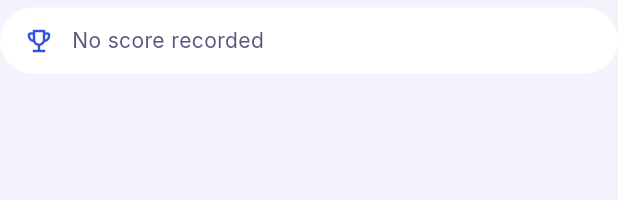
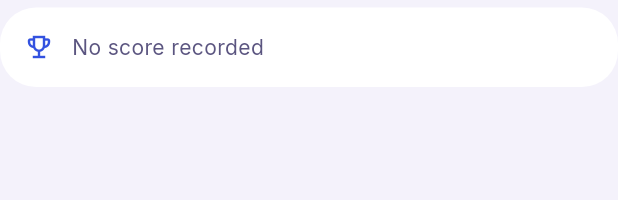
Before and after one commit to sh1ggy/ddr-md, a Flutter app: the LatestScoreLine widget shown alone on an empty page, opened directly, on a phone screen of 412 x 824 dp. Shown: the top 200 px of the screen. Run offline on Flutter 3.47's test engine with Material 3 defaults, Android fonts, the phone set to English and light mode, and no system bars; our stand-ins replace fl_chart, font_awesome_flutter, go_router, image_picker, share_plus and 2 more; missing offline and left inert: dart:ffi, flutter_inappwebview, flutter_soloud; accounts and stored records are empty; network calls fail; project files that could hold a hidden picture were left out.

Commit message:
feat(songlist): release colours on version labels, steady score card height
Co-Authored-By: Claude Opus 5.5 <noreply@anthropic.com>

```diff
--- a/lib/components/song/scores/score_card.dart
+++ b/lib/components/song/scores/score_card.dart
@@ -255,9 +255,19 @@ class LatestScoreLine extends StatelessWidget {
           const SizedBox(width: 12),
           Expanded(
             child: score?.score == null && best == null
-                ? Text('No score recorded',
-                    style:
-                        TextStyle(fontSize: 14, color: scheme.onSurfaceVariant))
+                // A hidden badge row holds the height, so the card is the same
+                // size with or without a score.
+                ? FittedBox(
+                    fit: BoxFit.scaleDown,
+                    alignment: Alignment.centerLeft,
+                    child: Stack(alignment: Alignment.centerLeft, children: [
+                      const Visibility.maintain(
+                          visible: false, child: ScoreBadges(score: 999999)),
+                      Text('No score recorded',
+                          style: TextStyle(
+                              fontSize: 14, color: scheme.onSurfaceVariant)),
+                    ]),
+                  )
                 : FittedBox(
                     fit: BoxFit.scaleDown,
                     alignment: Alignment.centerLeft,
--- a/lib/components/song/song_details.dart
+++ b/lib/components/song/song_details.dart
@@ -7,7 +7,7 @@ import 'package:ddr_md/components/song/song_difficulty_picker.dart';
 import 'package:ddr_md/components/song/song_radar.dart';
 import 'package:ddr_md/components/song_json.dart';
 import 'package:ddr_md/helpers.dart'
-    show kInGameDifficultyColors, kInGameDifficultyNames;
+    show kInGameDifficultyColors, kInGameDifficultyNames, versionColor;
 import 'package:ddr_md/models/content_store.dart';
 import 'package:ddr_md/models/song_model.dart';
 import 'package:ddr_md/theme.dart';
@@ -179,7 +179,9 @@ class SongDetails extends StatelessWidget {
                     ? 'BPM'
                     : '${chart.trueMin}~${chart.trueMax}',
               ),
-            _Badge(value: songInfo.version),
+            _Badge(
+                value: songInfo.version,
+                color: versionColor(songInfo.version)),
             _Badge(
                 value:
                     formattedTime(timeInSecond: songInfo.songLength.toInt())),
```
Also changed, not shown: lib/components/songlist/songlist_item.dart (+20 -4 lines), lib/helpers.dart (+19 -0 lines).
